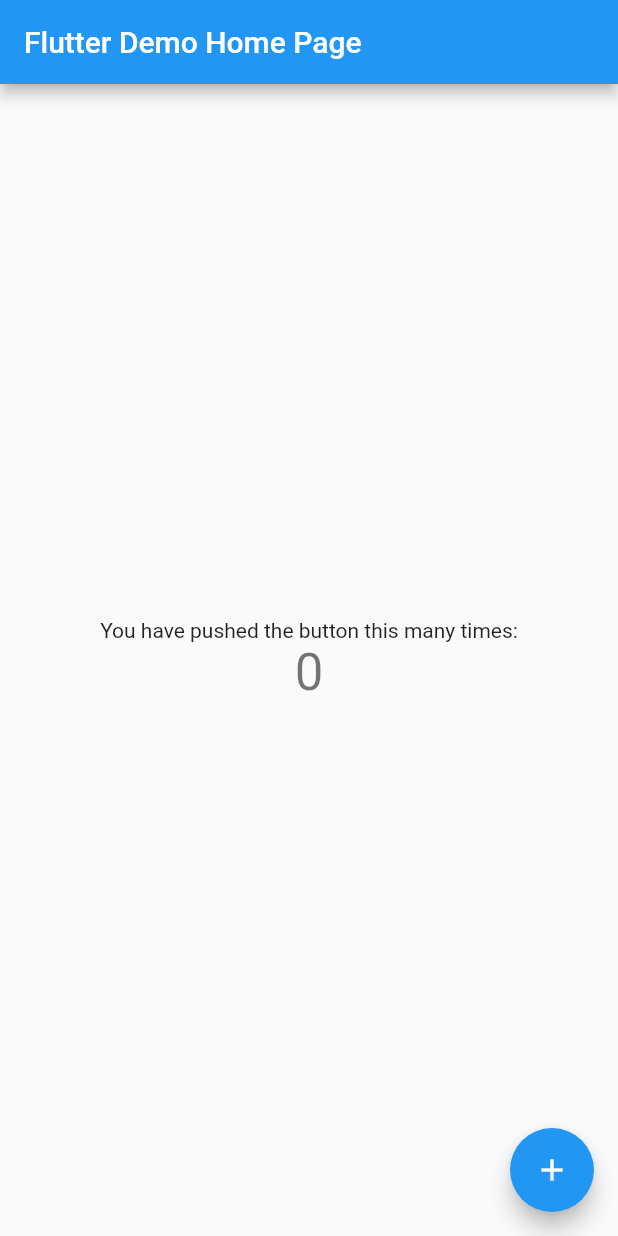
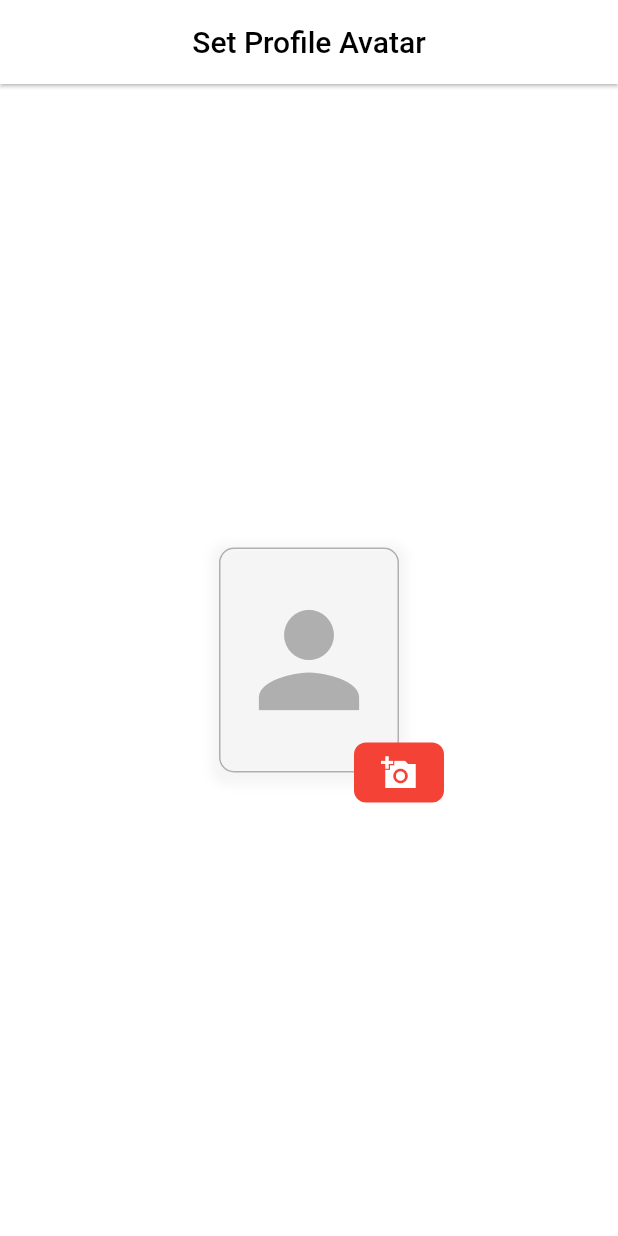
Before and after one commit to MuradRabbi/Flutter_Functinatity, a Flutter app: the screen it shows after launch, on a phone screen of 412 x 824 dp. Run offline on Flutter 3.47's test engine with Material 2 defaults, Android fonts, the phone set to English and light mode, and no system bars.

Commit message:
avatar image screen created

```diff
--- /dev/null
+++ b/lib/Set_Avatar_Image_From_Camera_Or_Gallery/set_avatar_image.dart
@@ -0,0 +1,66 @@
+import 'package:flutter/material.dart';
+
+
+
+class SetProfileAvatar extends StatefulWidget {
+  const SetProfileAvatar({Key? key}) : super(key: key);
+
+  @override
+  _SetProfileAvatarState createState() => _SetProfileAvatarState();
+}
+
+class _SetProfileAvatarState extends State<SetProfileAvatar> {
+  @override
+  Widget build(BuildContext context) {
+    return Scaffold(
+      backgroundColor: Colors.white,
+      appBar: AppBar(
+        title: Text("Set Profile Avatar", style: TextStyle(color:Colors.black)),
+        backgroundColor: Colors.white,
+        centerTitle: true,
+        elevation: 1.0,
+      ),
+      body: Center(
+        child: Stack(
+          clipBehavior: Clip.none,
+          children: [
+            Container(
+              height: 150,
+              width: 120,
+              decoration: BoxDecoration(
+                borderRadius: BorderRadius.circular(10),
+                border: Border.all(color: Colors.grey.withOpacity(0.8)),
+                boxShadow: [
+                  BoxShadow(
+                    color: Colors.grey.withOpacity(0.1),
+                    spreadRadius: 5,
+                    blurRadius: 5,
+                    offset: Offset(0, 3), // changes position of shadow
+                  ),
+                ],
+              ),
+              child: Icon(Icons.person, size: 100, color: Colors.grey.withOpacity(0.8),),
+              ),
+            Positioned(
+              bottom: -20,
+              right: -30,
+              child: GestureDetector(
+                onTap: (){},
+                child:  Container(
+                  height: 40,
+                  width:60,
+                  decoration: BoxDecoration(
+                      color: Colors.red,
+                      borderRadius: BorderRadius.circular(8)
+                  ),
+                  child: Icon(Icons.add_a_photo_sharp, color: Colors.white,),
+                ),
+              ),
+            )
+
+          ],
+        ),
+      ),
+    );
+  }
+}
--- a/lib/main.dart
+++ b/lib/main.dart
@@ -1,4 +1,6 @@
 import 'package:flutter/material.dart';
+
+import 'Set_Avatar_Image_From_Camera_Or_Gallery/set_avatar_image.dart';
 
 void main() {
   runApp(const MyApp());
@@ -12,104 +14,11 @@ class MyApp extends StatelessWidget {
   Widget build(BuildContext context) {
     return MaterialApp(
       title: 'Flutter Demo',
+      debugShowCheckedModeBanner: false,
       theme: ThemeData(
-        // This is the theme of your application.
-        //
-        // Try running your application with "flutter run". You'll see the
-        // application has a blue toolbar. Then, without quitting the app, try
-        // changing the primarySwatch below to Colors.green and then invoke
-        // "hot reload" (press "r" in the console where you ran "flutter run",
-        // or simply save your changes to "hot reload" in a Flutter IDE).
-        // Notice that the counter didn't reset back to zero; the application
-        // is not restarted.
         primarySwatch: Colors.blue,
       ),
-      home: const MyHomePage(title: 'Flutter Demo Home Page'),
+      home: const SetProfileAvatar(),
     );
   }
 }
-
-class MyHomePage extends StatefulWidget {
-  const MyHomePage({Key? key, required this.title}) : super(key: key);
-
-  // This widget is the home page of your application. It is stateful, meaning
-  // that it has a State object (defined below) that contains fields that affect
-  // how it looks.
-
-  // This class is the configuration for the state. It holds the values (in this
-  // case the title) provided by the parent (in this case the App widget) and
-  // used by the build method of the State. Fields in a Widget subclass are
-  // always marked "final".
-
-  final String title;
-
-  @override
-  State<MyHomePage> createState() => _MyHomePageState();
-}
-
-class _MyHomePageState extends State<MyHomePage> {
-  int _counter = 0;
-
-  void _incrementCounter() {
-    setState(() {
-      // This call to setState tells the Flutter framework that something has
-      // changed in this State, which causes it to rerun the build method below
-      // so that the display can reflect the updated values. If we changed
-      // _counter without calling setState(), then the build method would not be
-      // called again, and so nothing would appear to happen.
-      _counter++;
-    });
-  }
-
-  @override
-  Widget build(BuildContext context) {
-    // This method is rerun every time setState is called, for instance as done
-    // by the _incrementCounter method above.
-    //
-    // The Flutter framework has been optimized to make rerunning build methods
-    // fast, so that you can just rebuild anything that needs updating rather
-    // than having to individually change instances of widgets.
-    return Scaffold(
-      appBar: AppBar(
-        // Here we take the value from the MyHomePage object that was created by
-        // the App.build method, and use it to set our appbar title.
-        title: Text(widget.title),
-      ),
-      body: Center(
-        // Center is a layout widget. It takes a single child and positions it
-        // in the middle of the parent.
-        child: Column(
-          // Column is also a layout widget. It takes a list of children and
-          // arranges them vertically. By default, it sizes itself to fit its
-          // children horizontally, and tries to be as tall as its parent.
-          //
-          // Invoke "debug painting" (press "p" in the console, choose the
-          // "Toggle Debug Paint" action from the Flutter Inspector in Android
-          // Studio, or the "Toggle Debug Paint" command in Visual Studio Code)
-          // to see the wireframe for each widget.
-          //
-          // Column has various properties to control how it sizes itself and
-          // how it positions its children. Here we use mainAxisAlignment to
-          // center the children vertically; the main axis here is the vertical
-          // axis because Columns are vertical (the cross axis would be
-          // horizontal).
-          mainAxisAlignment: MainAxisAlignment.center,
-          children: <Widget>[
-            const Text(
-              'You have pushed the button this many times:',
-            ),
-            Text(
-              '$_counter',
-              style: Theme.of(context).textTheme.headline4,
-            ),
-          ],
-        ),
-      ),
-      floatingActionButton: FloatingActionButton(
-        onPressed: _incrementCounter,
-        tooltip: 'Increment',
-        child: const Icon(Icons.add),
-      ), // This trailing comma makes auto-formatting nicer for build methods.
-    );
-  }
-}
--- a/pubspec.yaml
+++ b/pubspec.yaml
@@ -34,6 +34,7 @@ dependencies:
   # The following adds the Cupertino Icons font to your application.
   # Use with the CupertinoIcons class for iOS style icons.
   cupertino_icons: ^1.0.2
+  image_picker: ^0.8.5+2
 
 dev_dependencies:
   flutter_test:
```
Also changed, not shown: pubspec.lock.
